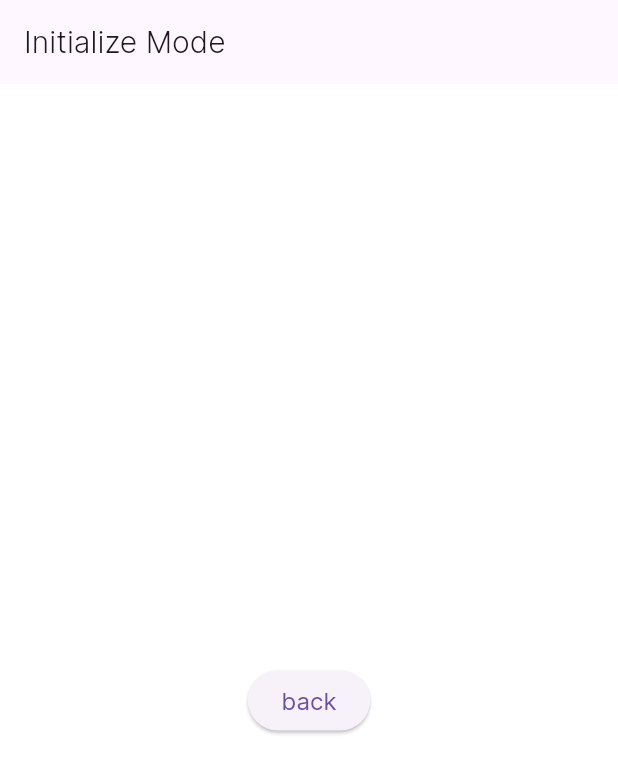
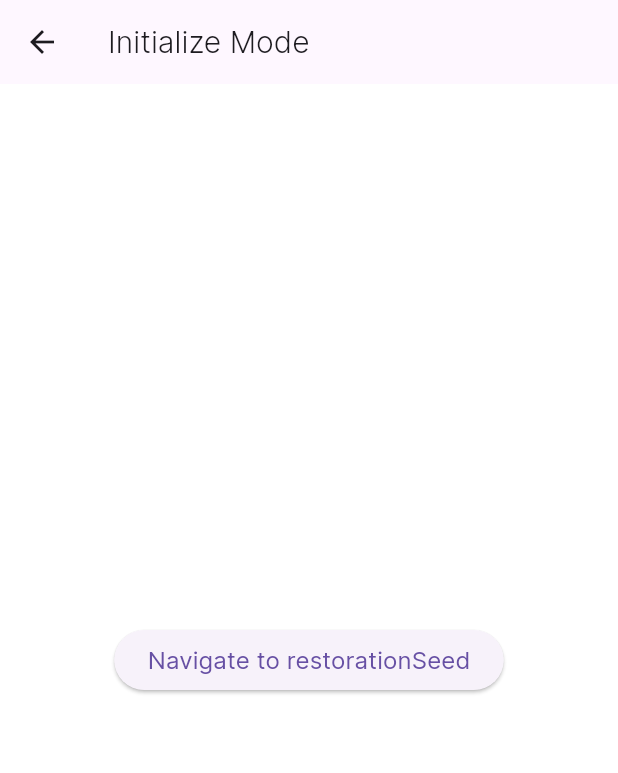
Before and after one commit to pactus-project/pactus-gui, a Flutter app: the InitializeModePage screen opened by its route, on a phone screen of 412 x 824 dp. Shown: the top 773 px of the screen. Run offline on Flutter 3.47's test engine with Material 3 defaults, Android fonts, the phone set to English and light mode, and no system bars; our stand-ins replace bloc, equatable, flutter_bloc, flutter_svg, gap, go_router; generated files the repository leaves out were written again.

Commit message:
fix(router/features): fix `register routes` for correctly action of back button

```diff
--- a/lib/src/core/router/app_router.dart
+++ b/lib/src/core/router/app_router.dart
@@ -4,6 +4,7 @@ import 'basic_routes.dart';
 import 'registration_routes.dart';
 
 final GoRouter routerConfig = GoRouter(
+  debugLogDiagnostics: true,
   routes: [
     GoRoute(
       path: '/',
--- a/lib/src/core/router/route_name.dart
+++ b/lib/src/core/router/route_name.dart
@@ -13,5 +13,6 @@ enum AppRoute {
   basicPassword,
   basicDashboard;
 
-  String get path => '/$name';
+  String get fullPath => '/$name';
+  String get path => name;
 }
--- a/lib/src/features/initialize_mode/presentation/screen/initialize_mode_page.dart
+++ b/lib/src/features/initialize_mode/presentation/screen/initialize_mode_page.dart
@@ -12,21 +12,11 @@ class InitializeModePage extends StatelessWidget {
         title: const Text('Initialize Mode'),
       ),
       body: Center(
-        child: Column(
-          mainAxisAlignment: MainAxisAlignment.center,
-          children: [
-            const Text(
-              'Welcome to the Initialize Mode!',
-              style: TextStyle(fontSize: 24),
-            ),
-            const SizedBox(height: 20),
-            ElevatedButton(
-              onPressed: () {
-                context.goNamed(AppRoute.welcome.name);
-              },
-              child: const Text('back'),
-            ),
-          ],
+        child: ElevatedButton(
+          onPressed: () {
+            context.goNamed(AppRoute.restorationSeed.name);
+          },
+          child: Text('Navigate to ${AppRoute.restorationSeed.name}'),
         ),
       ),
     );
--- a/lib/src/features/splash/presentation/screen/splash_screen.dart
+++ b/lib/src/features/splash/presentation/screen/splash_screen.dart
@@ -29,7 +29,7 @@ class _SplashScreenState extends State<SplashScreen> {
   Future<void> _initializeApp() async {
     await Future<void>.delayed(_splashDuration);
     if (mounted) {
-      context.goNamed(AppRoute.basicPassword.name);
+      context.goNamed(AppRoute.welcome.name);
     }
   }
 
--- a/lib/src/features/welcome/presentation/screen/welcome_page.dart
+++ b/lib/src/features/welcome/presentation/screen/welcome_page.dart
@@ -24,7 +24,7 @@ class WelcomePage extends StatelessWidget {
               onPressed: () {
                 context.goNamed(AppRoute.initializeMode.name);
               },
-              child: const Text('Continue'),
+              child: Text('Navigate to ${AppRoute.initializeMode.name}'),
             ),
           ],
         ),
```
Also changed, not shown: lib/src/core/router/basic_routes.dart (+7 -5 lines), lib/src/core/router/registration_routes.dart (+38 -13 lines), lib/src/features/confirmation_seed/presentation/screen/confirmation_seed_page.dart (+12 -2 lines), lib/src/features/finish/presentation/screen/finish_page.dart (+12 -2 lines), lib/src/features/initializing/presentation/screen/initializing_page.dart (+12 -2 lines), lib/src/features/master_password/presentation/screen/master_password_page.dart (+12 -2 lines), lib/src/features/password/presentation/screen/password_page.dart (+12 -4 lines), lib/src/features/restoration_seed/presentation/screen/restoration_seed_page.dart (+12 -2 lines), lib/src/features/validator_config/presentation/screen/validator_config_page.dart (+12 -2 lines).
